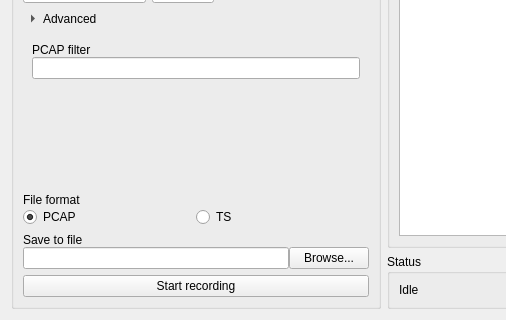
This is recordwidget.ui in wisinorden/iptvutils as Qt 5 draws it before an edit; both pictures show x 0 to 506 and y 115 to 435 of the 644 by 435 pixel window. The edited form follows.
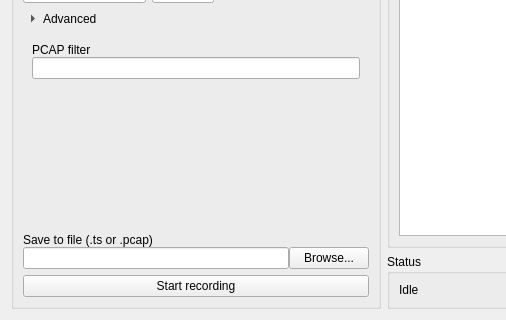
This is the edited form. Icons and pictures are not drawn.

Commit message: Removed TS & PCAP checkboxes, must use browse. Implemented locked boxes for playbackwidget.cpp and redtext when incorrect port or adress.

```diff
--- a/recordwidget.ui
+++ b/recordwidget.ui
@@ -158,38 +158,7 @@
          <number>0</number>
         </property>
         <item>
-         <widget class="QLabel" name="recordFileFormatLbl">
-          <property name="text">
-           <string>File format</string>
-          </property>
-         </widget>
-        </item>
-        <item>
-         <layout class="QHBoxLayout" name="recordFileFormatHLayout">
-          <item>
-           <widget class="QRadioButton" name="recordFileFormatPCAP">
-            <property name="text">
-             <string>PCAP</string>
-            </property>
-            <property name="checked">
-             <bool>true</bool>
-            </property>
-            <attribute name="buttonGroup">
-             <string notr="true">recordFileFormatGroup</string>
-            </attribute>
-           </widget>
-          </item>
-          <item>
-           <widget class="QRadioButton" name="recordFileFormatTS">
-            <property name="text">
-             <string>TS</string>
-            </property>
-            <attribute name="buttonGroup">
-             <string notr="true">recordFileFormatGroup</string>
-            </attribute>
-           </widget>
-          </item>
-         </layout>
+         <layout class="QHBoxLayout" name="recordFileFormatHLayout"/>
         </item>
        </layout>
       </item>
@@ -201,7 +170,7 @@
         <item>
          <widget class="QLabel" name="recordFilenameLbl">
           <property name="text">
-           <string>Save to file</string>
+           <string>Save to file (.ts or .pcap)</string>
           </property>
          </widget>
         </item>
```
Left out of the diff: 6 changed lines with no effect on the pictures. The commit also changes 2 other files.
